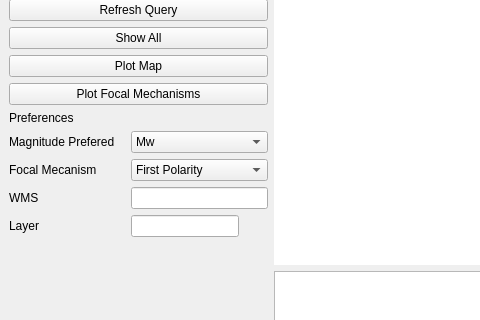
Above: isp/resources/designer_uis/EventLocationFrame.ui from ProjectISP/ISP before the change; both pictures show x 0 to 480 and y 319 to 639 of the 1280 by 899 pixel window. Below: the same form after it.
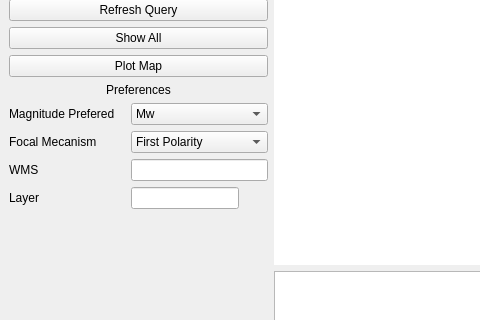
That is the form after the change. Custom widgets are drawn as their Qt base class.

The edit to the form file:
```diff
--- a/isp/resources/designer_uis/EventLocationFrame.ui
+++ b/isp/resources/designer_uis/EventLocationFrame.ui
@@ -302,27 +302,23 @@
        </widget>
       </item>
       <item row="13" column="0" colspan="2">
-       <widget class="QPushButton" name="plot_focal_mecbtn">
-        <property name="text">
-         <string>Plot Focal Mechanisms</string>
-        </property>
-       </widget>
-      </item>
-      <item row="14" column="0" colspan="2">
        <widget class="QLabel" name="label">
         <property name="text">
          <string>Preferences</string>
         </property>
+        <property name="alignment">
+         <set>Qt::AlignCenter</set>
+        </property>
        </widget>
       </item>
-      <item row="15" column="0">
+      <item row="14" column="0">
        <widget class="QLabel" name="label_12">
         <property name="text">
          <string>Magnitude Prefered</string>
         </property>
        </widget>
       </item>
-      <item row="15" column="1">
+      <item row="14" column="1">
        <widget class="QComboBox" name="magnitudeCB">
         <item>
          <property name="text">
@@ -346,14 +342,14 @@
         </item>
        </widget>
       </item>
-      <item row="16" column="0">
+      <item row="15" column="0">
        <widget class="QLabel" name="label_13">
         <property name="text">
          <string>Focal Mecanism</string>
         </property>
        </widget>
       </item>
-      <item row="16" column="1">
+      <item row="15" column="1">
        <widget class="QComboBox" name="methodCB">
         <item>
          <property name="text">
@@ -367,14 +363,14 @@
         </item>
        </widget>
       </item>
-      <item row="17" column="0">
+      <item row="16" column="0">
        <widget class="QLabel" name="label_14">
         <property name="text">
          <string>WMS</string>
         </property>
        </widget>
       </item>
-      <item row="17" column="1">
+      <item row="16" column="1">
        <widget class="QLineEdit" name="wmsLE">
         <property name="sizePolicy">
          <sizepolicy hsizetype="Minimum" vsizetype="Fixed">
@@ -390,14 +386,14 @@
         </property>
        </widget>
       </item>
-      <item row="18" column="0">
+      <item row="17" column="0">
        <widget class="QLabel" name="label_15">
         <property name="text">
          <string>Layer</string>
         </property>
        </widget>
       </item>
-      <item row="18" column="1">
+      <item row="17" column="1">
        <widget class="QLineEdit" name="layerLE">
         <property name="sizePolicy">
          <sizepolicy hsizetype="Maximum" vsizetype="Fixed">
```
Left out of the diff: 2 changed lines with no effect on the pictures.
